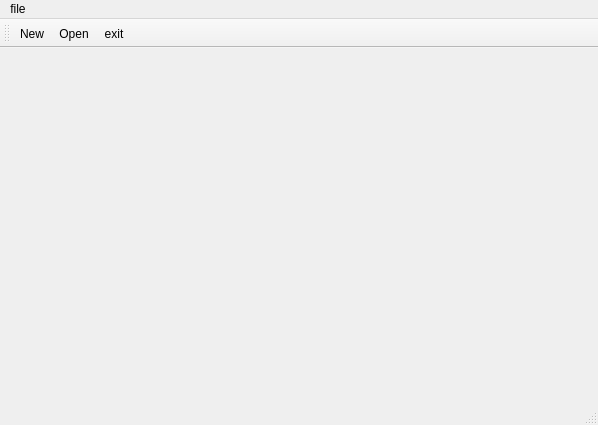
Before: the Qt Designer form firstgui/mainwindow.ui in MacroGu/qtProject, drawn with Qt 5.
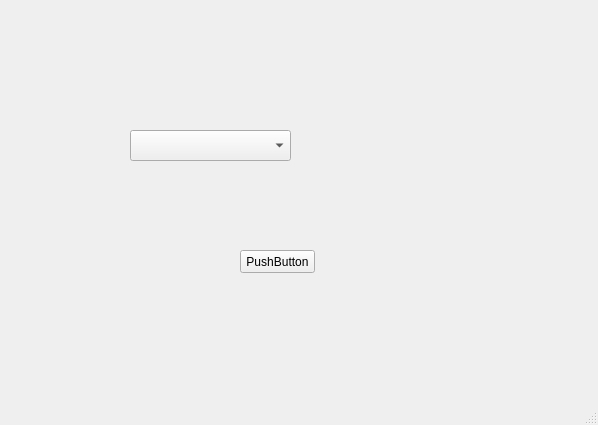
After: the same form once the commit is applied. Icons and pictures are not drawn.

Commit message: add combo box

Diff of the .ui file:
```diff
--- a/firstgui/mainwindow.ui
+++ b/firstgui/mainwindow.ui
@@ -16,7 +16,31 @@
   <property name="styleSheet">
    <string notr="true"/>
   </property>
-  <widget class="QWidget" name="centralWidget"/>
+  <widget class="QWidget" name="centralWidget">
+   <widget class="QComboBox" name="comboBox">
+    <property name="geometry">
+     <rect>
+      <x>130</x>
+      <y>130</y>
+      <width>161</width>
+      <height>31</height>
+     </rect>
+    </property>
+   </widget>
+   <widget class="QPushButton" name="pushButton">
+    <property name="geometry">
+     <rect>
+      <x>240</x>
+      <y>250</y>
+      <width>75</width>
+      <height>23</height>
+     </rect>
+    </property>
+    <property name="text">
+     <string>PushButton</string>
+    </property>
+   </widget>
+  </widget>
   <widget class="QMenuBar" name="menuBar">
    <property name="geometry">
     <rect>
@@ -26,55 +50,8 @@
      <height>21</height>
     </rect>
    </property>
-   <widget class="QMenu" name="menuFile">
-    <property name="title">
-     <string>file</string>
-    </property>
-    <addaction name="actionNew"/>
-    <addaction name="actionOpen"/>
-    <addaction name="actionExit"/>
-   </widget>
-   <addaction name="menuFile"/>
-  </widget>
-  <widget class="QToolBar" name="mainToolBar">
-   <attribute name="toolBarArea">
-    <enum>TopToolBarArea</enum>
-   </attribute>
-   <attribute name="toolBarBreak">
-    <bool>false</bool>
-   </attribute>
-   <addaction name="actionNew"/>
-   <addaction name="actionOpen"/>
-   <addaction name="actionExit"/>
   </widget>
   <widget class="QStatusBar" name="statusBar"/>
-  <action name="actionNew">
-   <property name="icon">
-    <iconset resource="resource.qrc">
-     <normaloff>:/img/img/open.jpg</normaloff>:/img/img/open.jpg</iconset>
-   </property>
-   <property name="text">
-    <string>New</string>
-   </property>
-  </action>
-  <action name="actionOpen">
-   <property name="icon">
-    <iconset resource="resource.qrc">
-     <normaloff>:/img/img/open.jpg</normaloff>:/img/img/open.jpg</iconset>
-   </property>
-   <property name="text">
-    <string>Open</string>
-   </property>
-  </action>
-  <action name="actionExit">
-   <property name="icon">
-    <iconset resource="resource.qrc">
-     <normaloff>:/img/img/1.jpg</normaloff>:/img/img/1.jpg</iconset>
-   </property>
-   <property name="text">
-    <string>exit</string>
-   </property>
-  </action>
  </widget>
  <layoutdefault spacing="6" margin="11"/>
  <resources>
```
Left out of the diff: 4 changed lines with no effect on the pictures. The commit also changes 2 other files.
